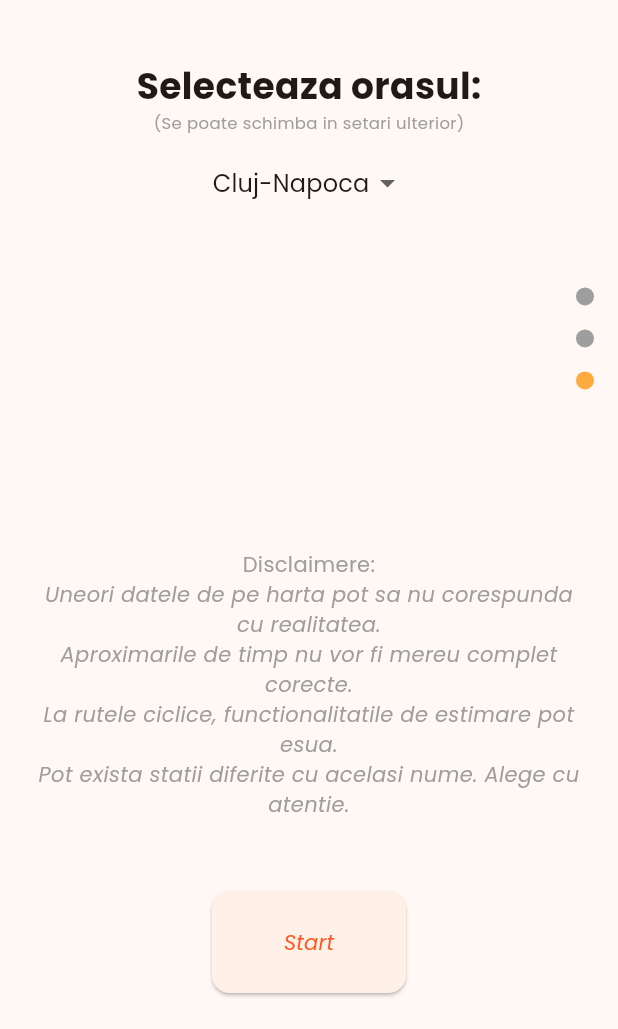
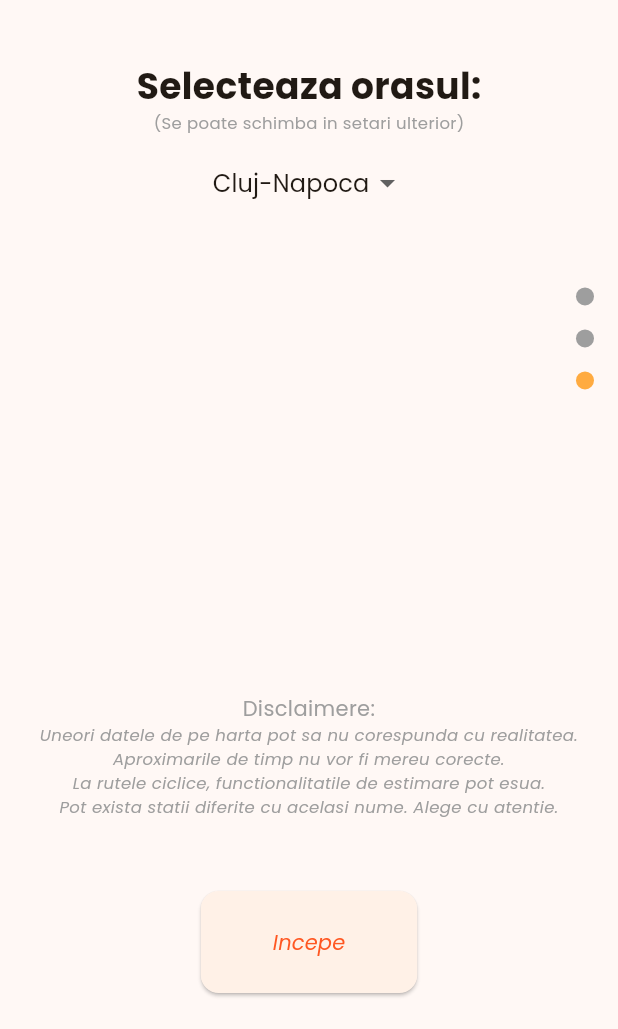
Before and after one commit to bluegalaxy4012/mapmybus, a Flutter app: the screen it shows after launch, scrolled down 1648 dp, on a phone screen of 412 x 824 dp, the part 207-1236 px from its top. Run offline on Flutter 3.47's test engine with Material 3 defaults, Android fonts, the phone set to English and light mode, and no system bars; drawn by our look-alikes of smooth_page_indicator; our stand-ins replace csv, diacritic, flutter_map, flutter_screenutil, geolocator, latlong2 and 3 more.

Commit message:
added possibility to see explanations after welcome page. some ui fixes.

```diff
--- a/mapmybus/lib/providers/city_provider.dart
+++ b/mapmybus/lib/providers/city_provider.dart
@@ -2,7 +2,7 @@ import 'package:flutter/material.dart';
 import 'package:shared_preferences/shared_preferences.dart';
 
 class CityProvider extends ChangeNotifier {
-  String _city = 'Cluj-Napoca';
+  String _city = "Cluj-Napoca";
   String get city => _city;
 
   Future<void> setCity(String city) async {
--- a/mapmybus/lib/widgets/map_page.dart
+++ b/mapmybus/lib/widgets/map_page.dart
@@ -378,8 +378,6 @@ class _MapPageState extends State<MapPage> {
     bool isVehicleOnRoute = _isVehicleOnRoute(vehicle);
     bool isVehicleAtEnds = _isVehicleAtEnds(vehicle);
 
-    print(isVehicleAtEnds);
-
     setState(() {
       isSelectedVehicleOnRoute = isVehicleOnRoute;
       isSelectedVehicleAtEnds = isVehicleAtEnds;
@@ -634,9 +632,6 @@ class _MapPageState extends State<MapPage> {
     _visibleVehicles = _validVehicles
         .where((v) => visibleRoutesIds.contains(v.routeId!))
         .toList();
-
-    // for (var v in _visibleVehicles)
-    //   print("Vehicle: ${v.label}, Route: ${v.tripId}, Lat: ${v.latitude}, Lon: ${v.longitude}");
 
     return Stack(
       children: [
--- a/mapmybus/lib/widgets/welcome_page.dart
+++ b/mapmybus/lib/widgets/welcome_page.dart
@@ -141,6 +141,7 @@ class _WelcomePageState extends State<WelcomePage> {
                           const Text(
                             "Uneori datele de pe harta pot sa nu corespunda cu realitatea.",
                             style: TextStyle(
+                              fontSize: 11,
                               fontStyle: FontStyle.italic,
                               color: Colors.grey,
                             ),
@@ -148,8 +149,9 @@ class _WelcomePageState extends State<WelcomePage> {
                           ),
 
                           const Text(
-                            "Aproximarile de timp nu vor fi mereu complet corecte.",
+                            "Aproximarile de timp nu vor fi mereu corecte.",
                             style: TextStyle(
+                              fontSize: 11,
                               fontStyle: FontStyle.italic,
                               color: Colors.grey,
                             ),
@@ -159,6 +161,7 @@ class _WelcomePageState extends State<WelcomePage> {
                           const Text(
                             "La rutele ciclice, functionalitatile de estimare pot esua.",
                             style: TextStyle(
+                              fontSize: 11,
                               fontStyle: FontStyle.italic,
                               color: Colors.grey,
                             ),
@@ -168,6 +171,7 @@ class _WelcomePageState extends State<WelcomePage> {
                           const Text(
                             "Pot exista statii diferite cu acelasi nume. Alege cu atentie.",
                             style: TextStyle(
+                              fontSize: 11,
                               fontStyle: FontStyle.italic,
                               color: Colors.grey,
                             ),
@@ -190,7 +194,7 @@ class _WelcomePageState extends State<WelcomePage> {
                         ),
                         onPressed: _continueToApp,
                         child: const Text(
-                          "Start",
+                          "Incepe",
                           style: TextStyle(fontStyle: FontStyle.italic),
                         ),
                       ),
```
Also changed, not shown: mapmybus/lib/models.dart (+11 -2 lines), mapmybus/lib/widgets/route_list_item.dart (+5 -3 lines), mapmybus/lib/widgets/settings_page.dart (+30 -0 lines), 3 other files.
